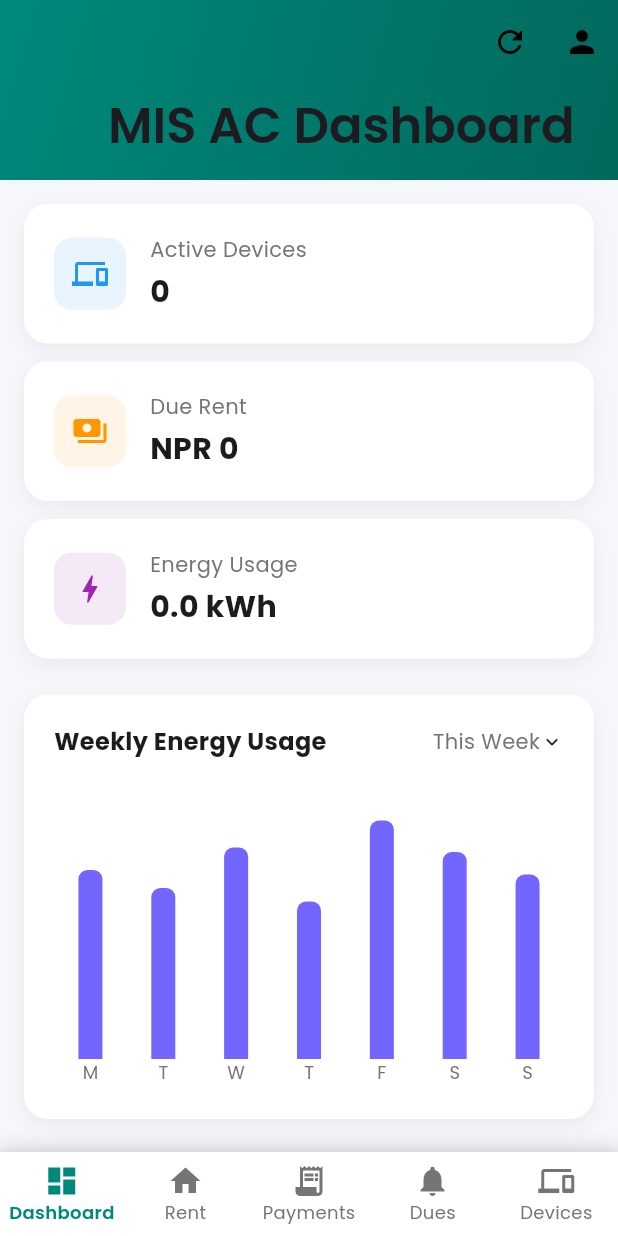
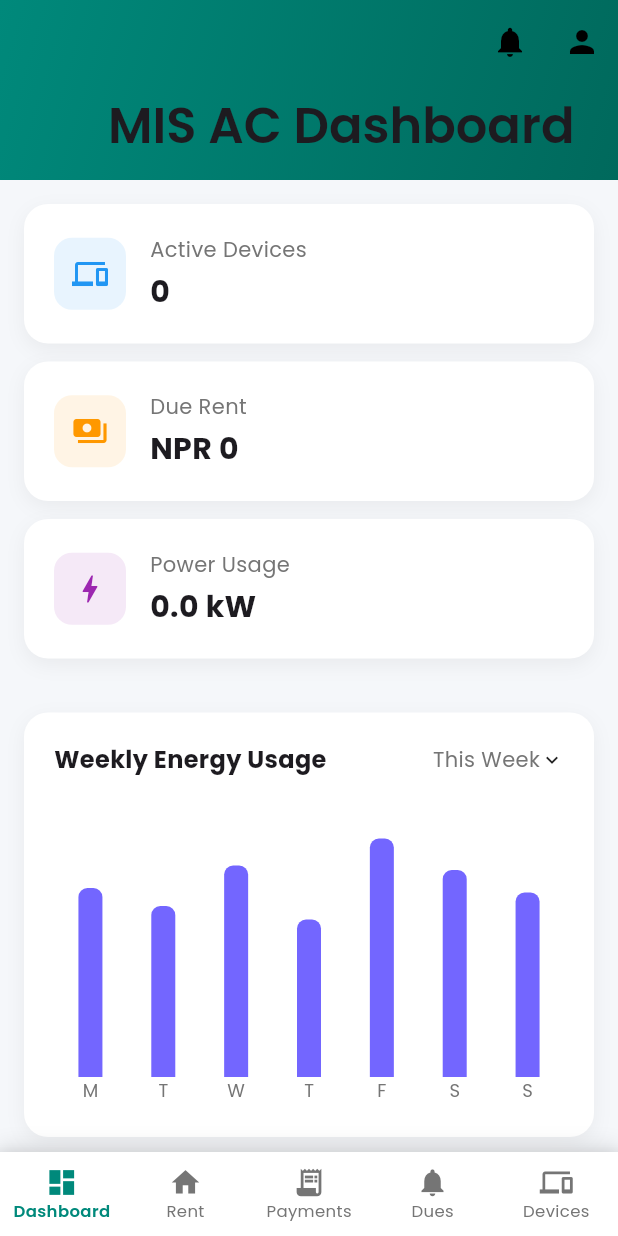
Before and after one commit to Karki-Biplab/Mis.ac, a Flutter app: the screen it shows after launch, on a phone screen of 412 x 824 dp. Run offline on Flutter 3.47's test engine with Material 3 defaults, Android fonts, the light colour scheme and no system bars; drawn by our look-alikes of fl_chart; our stand-ins replace google_fonts; network calls fail.

Commit message:
Real data usage showing

```diff
--- a/lib/main/home_screen.dart
+++ b/lib/main/home_screen.dart
@@ -1,5 +1,4 @@
 import 'package:flutter/material.dart';
-import 'package:fl_chart/fl_chart.dart';
 import '../services/api_service.dart';
 import '../models/rent_model.dart';
 import 'status_card.dart';
@@ -19,14 +18,16 @@ class _HomeScreenState extends State<HomeScreen> {
   bool isLoading = true;
   List<Map<String, dynamic>> devices = [];
   RentRecord? rentRecord;
-  List<Map<String, dynamic>> pendingPayments = [];
-
-  double totalRentDue = 0;
-  int activeDevices = 0;
-  double electricityUsage = 0;
   List<double> weeklyUsage = [42, 38, 47, 35, 53, 46, 41];
   List<String> months = ['Jan', 'Feb', 'Mar', 'Apr', 'May', 'Jun'];
   List<double> rentPayments = [15000, 14000, 15000, 15000, 15000, 15000];
+
+  int activeDevices = 0;
+  double totalRentDue = 0.0;
+  double totalPowerKW = 0.0;
+
+  final GlobalKey<RefreshIndicatorState> _refreshIndicatorKey =
+      GlobalKey<RefreshIndicatorState>();
 
   @override
   void initState() {
@@ -36,9 +37,7 @@ class _HomeScreenState extends State<HomeScreen> {
 
   Future<void> _fetchData() async {
     try {
-      setState(() {
-        isLoading = true;
-      });
+      setState(() => isLoading = true);
 
       final deviceList = await ApiService.getDevices();
       final rents = await ApiService.getRentsByTenantId("tenant001");
@@ -50,21 +49,94 @@ class _HomeScreenState extends State<HomeScreen> {
       setState(() {
         devices = deviceList;
         rentRecord = record;
-        isLoading = false;
         activeDevices = devices.where((d) => d["status"] == true).length;
+        _calculateTotalPowerKW();
 
         if (rentRecord != null) {
-          totalRentDue = rentRecord!.pendingPayments.fold(0,
-            (sum, payment) => sum + payment.amountPaid);
-          electricityUsage = devices.fold(0,
-            (sum, device) => device["status"] ? sum + 2.5 : sum);
+          totalRentDue = rentRecord!.pendingPayments.fold(
+            0,
+            (sum, payment) => sum + payment.amountPaid,
+          );
         }
+
+        isLoading = false;
       });
     } catch (e) {
       print("Error fetching data: $e");
+      setState(() => isLoading = false);
+    }
+  }
+
+  void _calculateTotalPowerKW() {
+  totalPowerKW = devices.where((d) => d["status"] == true).fold(0.0, (sum, d) {
+    final rawPower = d["power"];
+
+    if (rawPower == null) return sum;
+
+    // Parse power value: "2000W" → 2000
+    final powerStr = rawPower.toString().replaceAll(RegExp(r'[^0-9.]'), '');
+    final powerWatts = double.tryParse(powerStr) ?? 0.0;
+
+    return sum + (powerWatts / 1000.0);
+  });
+}
+
+
+  void _onDeviceToggle(Map<String, dynamic> device, bool value) async {
     setState(() {
-        isLoading = false;
+      device["status"] = value;
+      activeDevices = devices.where((d) => d["status"] == true).length;
+      _calculateTotalPowerKW();
     });
+
+    try {
+      await ApiService.updateDevice(device);
+    } catch (e) {
+      print("Error updating device: $e");
+      setState(() {
+        device["status"] = !value;
+        activeDevices = devices.where((d) => d["status"] == true).length;
+        _calculateTotalPowerKW();
+      });
+    }
+  }
+
+  void _onViewAll(BuildContext context) {
+    final MainNavigationScreenState? navigationState =
+        context.findAncestorStateOfType<MainNavigationScreenState>();
+    if (navigationState != null) {
+      navigationState.setCurrentIndex(4);
+    }
+  }
+
+  Widget _buildStatusCards(bool isTabletOrDesktop) {
+    final statusCards = [
+      StatusCard('Active Devices', activeDevices.toString(),
+          Icons.devices, Colors.blue),
+      StatusCard('Due Rent', 'NPR ${totalRentDue.toStringAsFixed(0)}',
+          Icons.payments, Colors.orange),
+      StatusCard('Power Usage', '${totalPowerKW.toStringAsFixed(1)} kW',
+          Icons.bolt, Colors.purple),
+    ];
+
+    if (isTabletOrDesktop) {
+      return Row(
+        children: statusCards
+            .map((card) => Expanded(child: Padding(
+              padding: const EdgeInsets.only(right: 16),
+              child: card,
+            )))
+            .toList(),
+      );
+    } else {
+      return Column(
+        children: statusCards
+            .map((card) => Padding(
+              padding: const EdgeInsets.only(bottom: 12),
+              child: card,
+            ))
+            .toList(),
+      );
     }
   }
 
@@ -78,7 +150,10 @@ class _HomeScreenState extends State<HomeScreen> {
       body: SafeArea(
         child: isLoading
             ? const Center(child: CircularProgressIndicator())
-          : CustomScrollView(
+            : RefreshIndicator(
+                key: _refreshIndicatorKey,
+                onRefresh: _fetchData,
+                child: CustomScrollView(
                   slivers: [
                     SliverAppBar(
                       pinned: true,
@@ -94,29 +169,39 @@ class _HomeScreenState extends State<HomeScreen> {
                             gradient: LinearGradient(
                               begin: Alignment.topLeft,
                               end: Alignment.bottomRight,
-                          colors: [Color(0xFF00897B), Color(0xFF00695C)],
+                              colors: [
+                                Color(0xFF00897B),
+                                Color(0xFF00695C)
+                              ],
                             ),
                           ),
                         ),
                       ),
                       actions: [
                         IconButton(
-                      icon: const Icon(Icons.refresh),
-                      onPressed: _fetchData,
-                      tooltip: "Refresh Data",
+                          icon: const Icon(Icons.notifications),
+                          onPressed: () {
+                            final MainNavigationScreenState? navState =
+                                context.findAncestorStateOfType<
+                                    MainNavigationScreenState>();
+                            if (navState != null) {
+                              navState.setCurrentIndex(3);
+                            }
+                          },
+                          tooltip: "View Notifications",
                         ),
                         IconButton(
                           icon: const Icon(Icons.person),
                           onPressed: () {
                             ScaffoldMessenger.of(context).showSnackBar(
-                          const SnackBar(content: Text("Profile view not implemented"))
+                              const SnackBar(
+                                  content: Text("Profile view not implemented")),
                             );
                           },
                           tooltip: "View Profile",
                         ),
                       ],
                     ),
-
                     SliverToBoxAdapter(
                       child: Padding(
                         padding: const EdgeInsets.all(16.0),
@@ -127,13 +212,16 @@ class _HomeScreenState extends State<HomeScreen> {
                             const SizedBox(height: 24),
                             ElectricityChart(weeklyUsage: weeklyUsage),
                             const SizedBox(height: 24),
-                        RentPaymentChart(months: months, rentPayments: rentPayments),
+                            RentPaymentChart(
+                              months: months,
+                              rentPayments: rentPayments,
+                            ),
                             const SizedBox(height: 24),
                             DeviceSection(
                               devices: devices,
                               activeDevices: activeDevices,
                               onDeviceToggle: _onDeviceToggle,
-                          onViewAll: _onViewAll
+                              onViewAll: _onViewAll,
                             ),
                             const SizedBox(height: 40),
                           ],
@@ -143,61 +231,7 @@ class _HomeScreenState extends State<HomeScreen> {
                   ],
                 ),
               ),
-    );
-  }
-
-  Widget _buildStatusCards(bool isTabletOrDesktop) {
-    if (isTabletOrDesktop) {
-      return Row(
-        children: [
-          Expanded(child: StatusCard('Active Devices', activeDevices.toString(), Icons.devices, Colors.blue)),
-          const SizedBox(width: 16),
-          Expanded(child: StatusCard('Due Rent', 'NPR ${totalRentDue.toStringAsFixed(0)}', Icons.payments, Colors.orange)),
-          const SizedBox(width: 16),
-          Expanded(child: StatusCard('Energy Usage', '${electricityUsage.toStringAsFixed(1)} kWh', Icons.bolt, Colors.purple)),
-        ],
-      );
-    } else {
-      return Column(
-        children: [
-          StatusCard('Active Devices', activeDevices.toString(), Icons.devices, Colors.blue),
-          const SizedBox(height: 12),
-          StatusCard('Due Rent', 'NPR ${totalRentDue.toStringAsFixed(0)}', Icons.payments, Colors.orange),
-          const SizedBox(height: 12),
-          StatusCard('Energy Usage', '${electricityUsage.toStringAsFixed(1)} kWh', Icons.bolt, Colors.purple),
-        ],
+      ),
     );
   }
 }
-
-  void _onDeviceToggle(Map<String, dynamic> device, bool value) async {
-    setState(() {
-      device["status"] = value;
-      activeDevices = devices.where((d) => d["status"] == true).length;
-      electricityUsage = devices.fold(0,
-        (sum, device) => device["status"] ? sum + 2.5 : sum);
-    });
-
-    try {
-      await ApiService.updateDevice(device);
-    } catch (e) {
-      print("Error updating device: $e");
-      setState(() {
-        device["status"] = !value;
-        activeDevices = devices.where((d) => d["status"] == true).length;
-        electricityUsage = devices.fold(0,
-          (sum, device) => device["status"] ? sum + 2.5 : sum);
-      });
-    }
-  }
-
-  void _onViewAll(BuildContext context) {
-    // Find the ancestor MainNavigationScreenState and update its currentIndex
-    final MainNavigationScreenState? navigationState =
-      context.findAncestorStateOfType<MainNavigationScreenState>();
-    if (navigationState != null) {
-      // Use the public setter method to update the index
-      navigationState.setCurrentIndex(4);
-    }
-  }
-}
--- a/lib/main/main_navigation_screen.dart
+++ b/lib/main/main_navigation_screen.dart
@@ -57,8 +57,9 @@ class MainNavigationScreenState extends State<MainNavigationScreen> {
           backgroundColor: Colors.white,
           selectedItemColor: const Color(0xFF00897B),
           unselectedItemColor: Colors.grey[600],
-          selectedLabelStyle: const TextStyle(fontWeight: FontWeight.w600, fontSize: 12),
-          unselectedLabelStyle: const TextStyle(fontWeight: FontWeight.normal, fontSize: 12),
+          selectedLabelStyle: const TextStyle(fontWeight: FontWeight.w600, fontSize: 11),
+          unselectedLabelStyle: const TextStyle(fontWeight: FontWeight.normal, fontSize: 11),
+          iconSize: 22, // Reduce icon size
           items: const [
             BottomNavigationBarItem(
               icon: Icon(Icons.dashboard),
```
Lines whose indentation alone changed are shown as unchanged.
